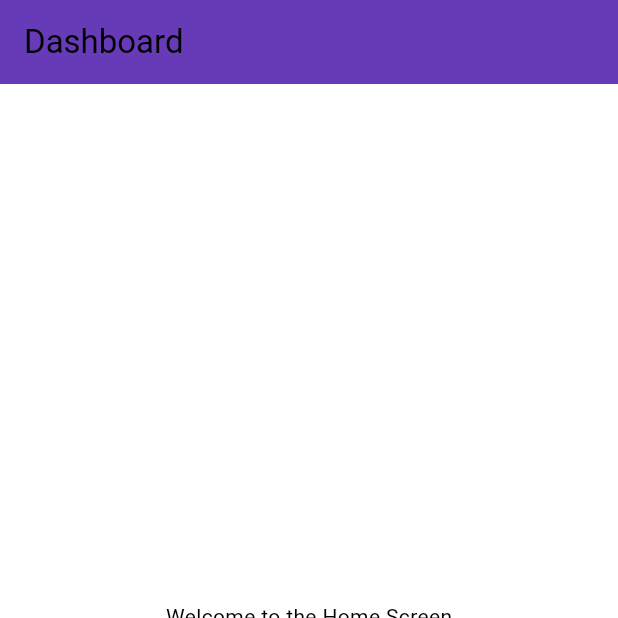
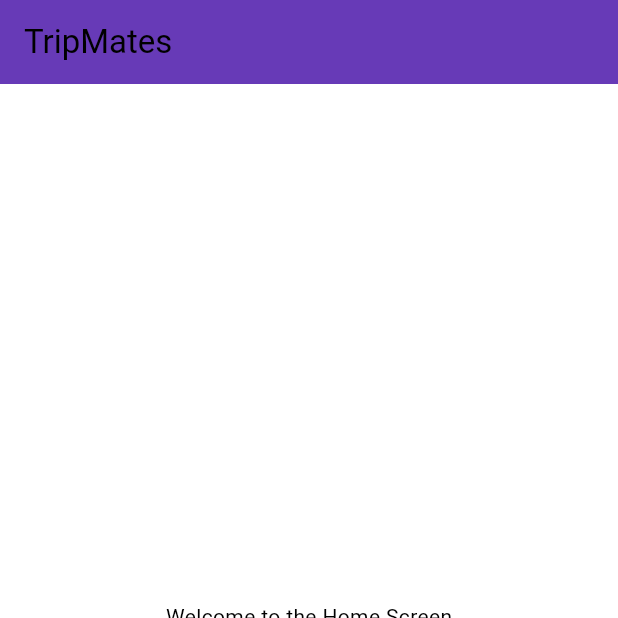
Before and after one commit to Rajukmahato/tripmates, a Flutter app: the ButtonNavigationScreen screen opened directly, on a phone screen of 412 x 824 dp, the top half of it. Run offline on Flutter 3.47's test engine with Material 3 defaults, Android fonts, the phone set to English and light mode, and no system bars.

```diff
--- a/lib/screens/bottom_navigation_screen.dart
+++ b/lib/screens/bottom_navigation_screen.dart
@@ -24,12 +24,11 @@ class _ButtonNavigationScreenState extends State<ButtonNavigationScreen> {
     const ProfileScreen(),
   ];
 
-  @override
  @override
 Widget build(BuildContext context) {
   return Scaffold(
     appBar: AppBar(
-      title: const Text("Dashboard"),
+      title: const Text("TripMates"),
       backgroundColor: Colors.deepPurple,
     ),
 
```
